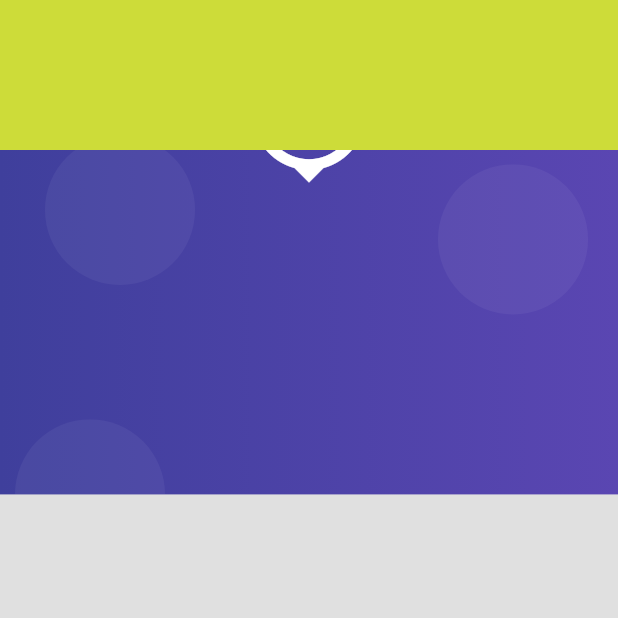
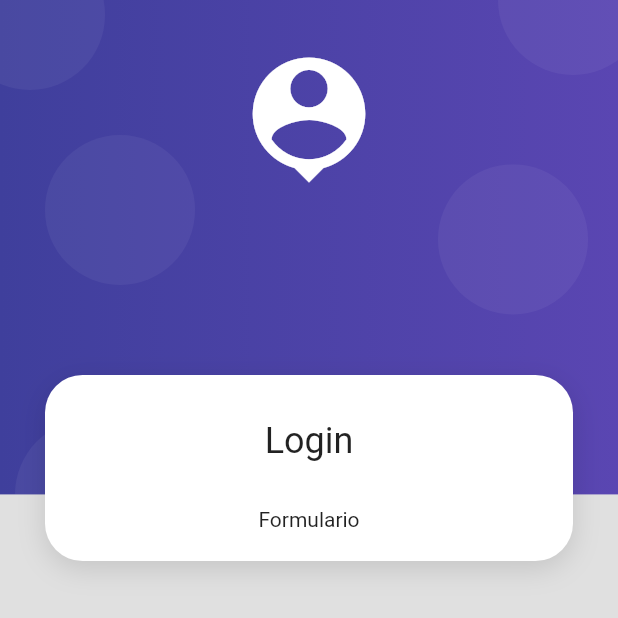
Before and after one commit to ccmorataya/dsc_flutter, a Flutter app: the screen it shows after launch, on a phone screen of 412 x 824 dp, the top half of it. Run offline on Flutter 3.47's test engine with Material 2 defaults, Android fonts, the phone set to English and light mode, and no system bars.

Commit message:
Changes in login form

```diff
--- a/lib/screens/login_screen.dart
+++ b/lib/screens/login_screen.dart
@@ -6,10 +6,29 @@ class LoginScreen extends StatelessWidget {
   Widget build(BuildContext context) {
     return Scaffold(
       body: AuthBackground(
-        child: Container(
-          width: double.infinity,
-          height: 100,
-          color: Colors.lime,
+        child: SingleChildScrollView(
+          child: Column(
+            children: [
+              SizedBox(
+                height: 250,
+              ),
+              CardContainer(
+                child: Column(children: [
+                  SizedBox(
+                    height: 10,
+                  ),
+                  Text(
+                    'Login',
+                    style: Theme.of(context).textTheme.headline5,
+                  ),
+                  SizedBox(
+                    height: 30,
+                  ),
+                  Text('Formulario')
+                ]),
+              )
+            ],
+          ),
         ),
       ),
     );
--- /dev/null
+++ b/lib/widgets/card_container.dart
@@ -0,0 +1,27 @@
+import 'package:flutter/material.dart';
+
+class CardContainer extends StatelessWidget {
+  final Widget child;
+
+  const CardContainer({Key? key, required this.child}) : super(key: key);
+  @override
+  Widget build(BuildContext context) {
+    return Padding(
+      padding: EdgeInsets.symmetric(horizontal: 30),
+      child: Container(
+        width: double.infinity,
+        padding: EdgeInsets.all(20),
+        decoration: _createCardShape(),
+        child: this.child,
+      ),
+    );
+  }
+
+  BoxDecoration _createCardShape() => BoxDecoration(
+          color: Colors.white,
+          borderRadius: BorderRadius.circular(25),
+          boxShadow: [
+            BoxShadow(
+                color: Colors.black12, blurRadius: 15, offset: Offset(0, 5))
+          ]);
+}
--- a/lib/widgets/widgets.dart
+++ b/lib/widgets/widgets.dart
@@ -1 +1,2 @@
 export 'package:dsc_flutter/widgets/auth_background.dart';
+export 'package:dsc_flutter/widgets/card_container.dart';
```
